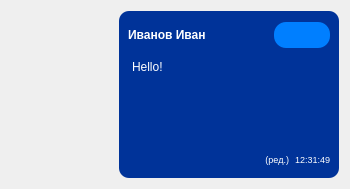
Before: the Qt Designer form client/formtextmessage.ui in BagaevDanil/messenger, drawn with Qt 5.
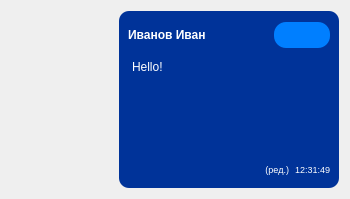
After: the same form once the commit is applied. Icons and pictures are not drawn.

The edit to the form file:
```diff
--- a/client/formtextmessage.ui
+++ b/client/formtextmessage.ui
@@ -7,7 +7,7 @@
     <x>0</x>
     <y>0</y>
     <width>350</width>
-    <height>189</height>
+    <height>199</height>
    </rect>
   </property>
   <property name="sizePolicy">
```
Left out of the diff: 11 changed lines with no effect on the pictures.
